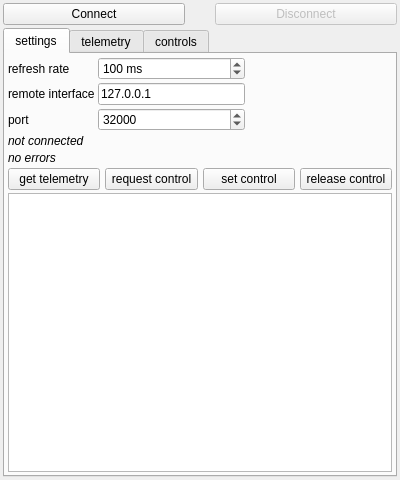
Above: remotecv.ui from hhrhhr/remoteCV before the change. Below: the same form after it.
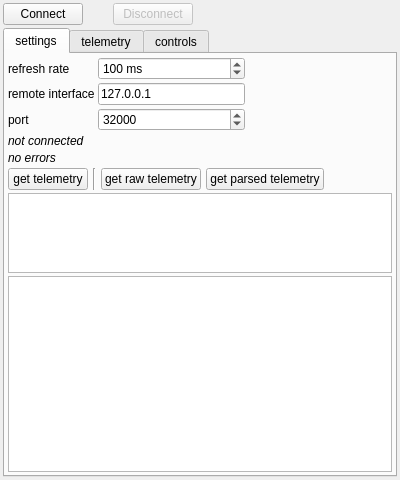
That is the form after the change. The open tabs and pages were chosen to show the change.

Commit message: add raw and parsed telemetry console

```diff
--- a/remotecv.ui
+++ b/remotecv.ui
@@ -6,6 +6,9 @@
   <property name="windowModality">
    <enum>Qt::NonModal</enum>
   </property>
+  <property name="enabled">
+   <bool>true</bool>
+  </property>
   <property name="geometry">
    <rect>
     <x>0</x>
@@ -46,6 +49,19 @@
        </property>
       </widget>
      </item>
+     <item>
+      <spacer name="horizontalSpacer_6">
+       <property name="orientation">
+        <enum>Qt::Horizontal</enum>
+       </property>
+       <property name="sizeHint" stdset="0">
+        <size>
+         <width>40</width>
+         <height>20</height>
+        </size>
+       </property>
+      </spacer>
+     </item>
     </layout>
    </item>
    <item>
@@ -184,30 +200,55 @@
           </widget>
          </item>
          <item>
-          <widget class="QPushButton" name="requestControl">
-           <property name="text">
-            <string>request control</string>
+          <widget class="Line" name="line_3">
+           <property name="orientation">
+            <enum>Qt::Vertical</enum>
            </property>
           </widget>
          </item>
          <item>
-          <widget class="QPushButton" name="setControl">
+          <widget class="QPushButton" name="getRawTelemetry">
            <property name="text">
-            <string>set control</string>
+            <string>get raw telemetry</string>
            </property>
           </widget>
          </item>
          <item>
-          <widget class="QPushButton" name="releaseControl">
+          <widget class="QPushButton" name="getParsedTelemetry">
            <property name="text">
-            <string>release control</string>
+            <string>get parsed telemetry</string>
            </property>
           </widget>
          </item>
+         <item>
+          <spacer name="horizontalSpacer_4">
+           <property name="orientation">
+            <enum>Qt::Horizontal</enum>
+           </property>
+           <property name="sizeHint" stdset="0">
+            <size>
+             <width>40</width>
+             <height>20</height>
+            </size>
+           </property>
+          </spacer>
+         </item>
         </layout>
        </item>
        <item>
-        <widget class="QPlainTextEdit" name="console">
+        <widget class="QPlainTextEdit" name="consoleRaw">
+         <property name="sizePolicy">
+          <sizepolicy hsizetype="Expanding" vsizetype="Minimum">
+           <horstretch>0</horstretch>
+           <verstretch>0</verstretch>
+          </sizepolicy>
+         </property>
+         <property name="maximumSize">
+          <size>
+           <width>16777215</width>
+           <height>80</height>
+          </size>
+         </property>
          <property name="font">
           <font>
            <family>Terminal</family>
@@ -216,9 +257,28 @@
          <property name="undoRedoEnabled">
           <bool>false</bool>
          </property>
-         <property name="readOnly">
+         <property name="plainText">
+          <string notr="true"/>
+         </property>
+        </widget>
+       </item>
+       <item>
+        <widget class="QPlainTextEdit" name="consoleParsed">
+         <property name="font">
+          <font>
+           <family>Terminal</family>
+           <pointsize>8</pointsize>
+          </font>
+         </property>
+         <property name="documentTitle">
+          <string notr="true"/>
+         </property>
+         <property name="undoRedoEnabled">
           <bool>false</bool>
          </property>
+         <property name="lineWrapMode">
+          <enum>QPlainTextEdit::NoWrap</enum>
+         </property>
          <property name="plainText">
           <string notr="true"/>
          </property>
@@ -933,12 +993,40 @@
        <string>controls</string>
       </attribute>
       <layout class="QVBoxLayout" name="verticalLayout_2">
-       <property name="spacing">
-        <number>3</number>
-       </property>
-       <property name="margin">
-        <number>3</number>
-       </property>
+       <item>
+        <layout class="QHBoxLayout" name="horizontalLayout_4">
+         <item>
+          <widget class="QPushButton" name="setControl">
+           <property name="enabled">
+            <bool>false</bool>
+           </property>
+           <property name="text">
+            <string>set control</string>
+           </property>
+          </widget>
+         </item>
+         <item>
+          <widget class="QPushButton" name="requestControl">
+           <property name="enabled">
+            <bool>false</bool>
+           </property>
+           <property name="text">
+            <string>request control</string>
+           </property>
+          </widget>
+         </item>
+         <item>
+          <widget class="QPushButton" name="releaseControl">
+           <property name="enabled">
+            <bool>false</bool>
+           </property>
+           <property name="text">
+            <string>release control</string>
+           </property>
+          </widget>
+         </item>
+        </layout>
+       </item>
        <item>
         <layout class="QGridLayout" name="gridLayout_5">
          <property name="spacing">
```
Left out of the diff: 18 changed lines with no effect on the pictures. The commit also changes 6 other files.
